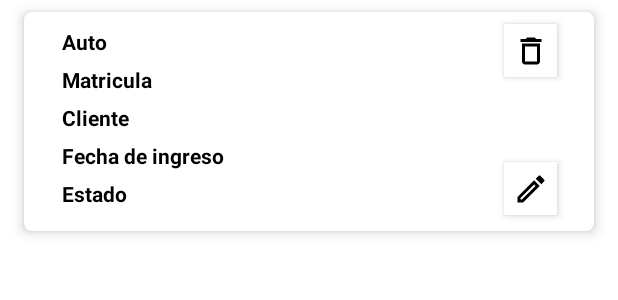
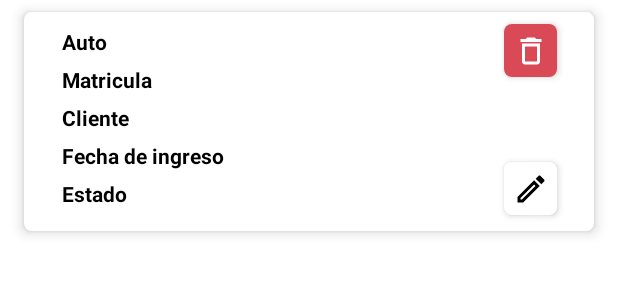
Before and after one commit to jtrocha4/Servicars, an Android app: the layout item_orders.xml on its own in the app's theme, with its tools: preview values and no code run, on a phone screen of 412 x 824 dp. Shown: the top 300 px of the screen. Run offline under Robolectric (Android 15) with nearby library versions, the phone set to English and light mode, and no system bars.

Commit message:
Implementacion del onItemDelete en FireStore, Rediseño del OrdersApadter y OrdersViewHolder

```diff
--- /dev/null
+++ b/app/src/main/res/drawable/button_delete_background.xml
@@ -0,0 +1,8 @@
+<?xml version="1.0" encoding="utf-8"?>
+<shape xmlns:android="http://schemas.android.com/apk/res/android">
+
+    <solid android:color="@color/red" />
+
+    <corners android:radius="5dp" />
+
+</shape>
--- /dev/null
+++ b/app/src/main/res/drawable/button_edit_background.xml
@@ -0,0 +1,8 @@
+<?xml version="1.0" encoding="utf-8"?>
+<shape xmlns:android="http://schemas.android.com/apk/res/android">
+
+    <solid android:color="@color/white" />
+
+    <corners android:radius="5dp" />
+
+</shape>
--- a/app/src/main/res/drawable/outline_delete_24.xml
+++ b/app/src/main/res/drawable/outline_delete_24.xml
@@ -1,4 +1,4 @@
-<vector android:height="24dp" android:tint="#000000"
+<vector android:height="24dp" android:tint="#FFFFFF"
     android:viewportHeight="24" android:viewportWidth="24"
     android:width="24dp" xmlns:android="http://schemas.android.com/apk/res/android">
     <path android:fillColor="@android:color/white" android:pathData="M16,9v10H8V9h8m-1.5,-6h-5l-1,1H5v2h14V4h-3.5l-1,-1zM18,7H6v12c0,1.1 0.9,2 2,2h8c1.1,0 2,-0.9 2,-2V7z"/>
--- a/app/src/main/res/layout/item_orders.xml
+++ b/app/src/main/res/layout/item_orders.xml
@@ -24,7 +24,7 @@
             android:layout_height="35dp"
             android:layout_marginHorizontal="320dp"
             android:layout_marginTop="8dp"
-            android:background="@color/white"
+            android:background="@drawable/button_delete_background"
             android:elevation="3dp"
             android:visibility="visible"
             app:srcCompat="@drawable/outline_delete_24"></ImageButton>
@@ -35,7 +35,7 @@
             android:layout_height="35dp"
             android:layout_marginHorizontal="320dp"
             android:layout_marginTop="100dp"
-            android:background="@color/white"
+            android:background="@drawable/button_edit_background"
             android:elevation="3dp"
             android:visibility="visible"
             app:srcCompat="@drawable/outline_edit_24"></ImageButton>
--- a/app/src/main/res/values/colors.xml
+++ b/app/src/main/res/values/colors.xml
@@ -8,5 +8,5 @@
     <color name="black">#FF000000</color>
     <color name="white">#FFFFFFFF</color>
     <color name="gray">#FF666666</color>
-    <color name="red">#E83A30</color>
+    <color name="red">#D94A56</color>
 </resources>
```
Also changed, not shown: app/src/main/java/com/example/servicars/adapter/OrdersApadter.kt (+12 -31 lines), app/src/main/java/com/example/servicars/adapter/OrdersViewHolder.kt (+20 -6 lines), app/src/main/java/com/example/servicars/ui/dashboard/DashboardFragment.kt (+1 -16 lines), app/src/main/java/com/example/servicars/ui/home/HomeFragment.kt (+31 -11 lines).
